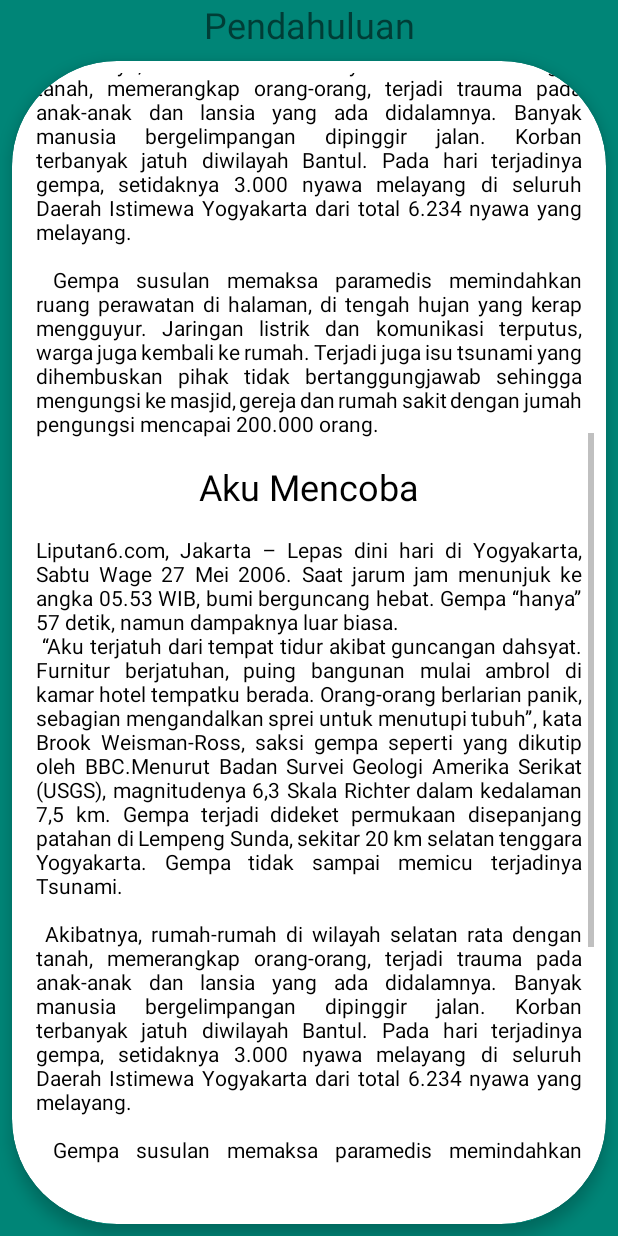
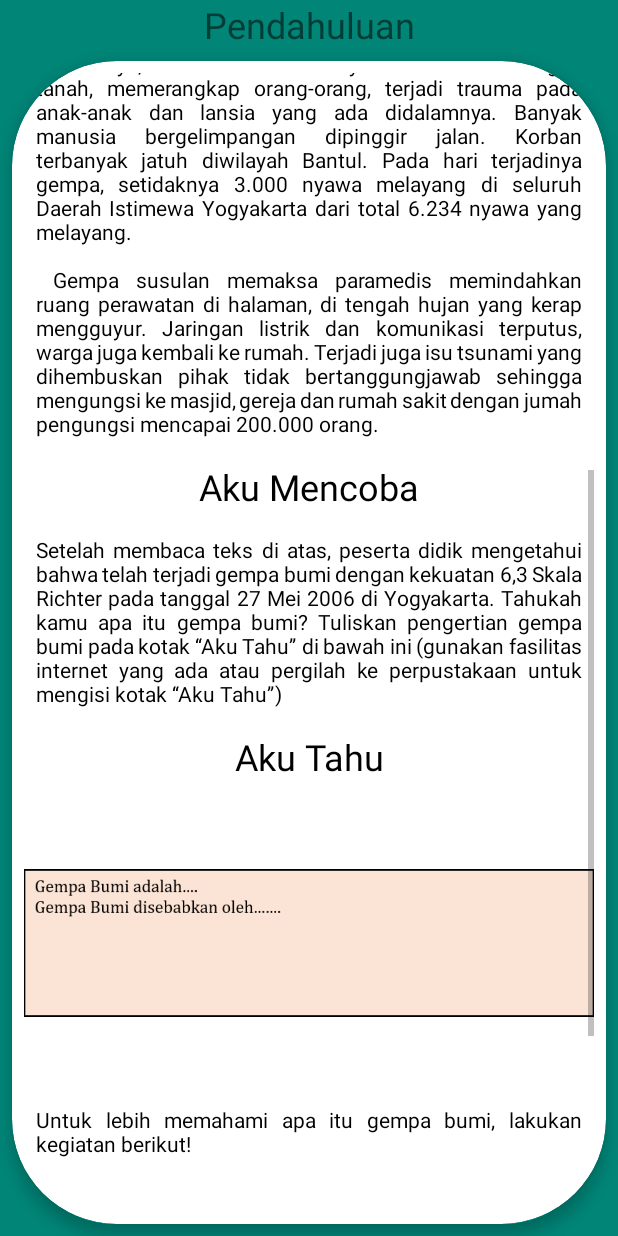
Before and after one commit to FazaAzizi/bookApps, an Android app: the St1PendahuluanActivity screen opened directly, with no data from a screen before it, scrolled down 531 dp, on a phone screen of 412 x 824 dp. Run offline under Robolectric (Android 15) with nearby library versions, the phone set to English and light mode, and no system bars.

Commit message:
st1.pendahuluanfix

```diff
--- a/app/src/main/res/layout/activity_st1_pendahuluan.xml
+++ b/app/src/main/res/layout/activity_st1_pendahuluan.xml
@@ -77,7 +77,7 @@
                     android:layout_height="wrap_content"
                     android:layout_margin="8dp"
                     android:textColor="@android:color/black"
-                    android:text="@string/txtST1pendahuluan2"/>
+                    android:text="@string/txtST1pendahuluan3"/>
 
                 <TextView
                     android:gravity="center_horizontal"
@@ -93,11 +93,19 @@
                     android:layout_height="200dp"
                     android:scaleType="fitCenter"
                     android:src="@drawable/st1gambarkuning1" />
+                <TextView
+                    android:justificationMode="inter_word"
+                    android:layout_width="match_parent"
+                    android:layout_height="wrap_content"
+                    android:layout_margin="8dp"
+                    android:textColor="@android:color/black"
+                    android:text="@string/txtST1pendahuluan4"/>
 
-
-
-
-
+                <ImageView
+                    android:layout_width="match_parent"
+                    android:layout_height="200dp"
+                    android:scaleType="fitCenter"
+                    android:src="@drawable/st1gambarkuning2" />
 
             </LinearLayout>
         </ScrollView>
```
Also changed, not shown: app/src/main/res/layout/activity_st1_pengembangan.xml (+2 -15 lines).
